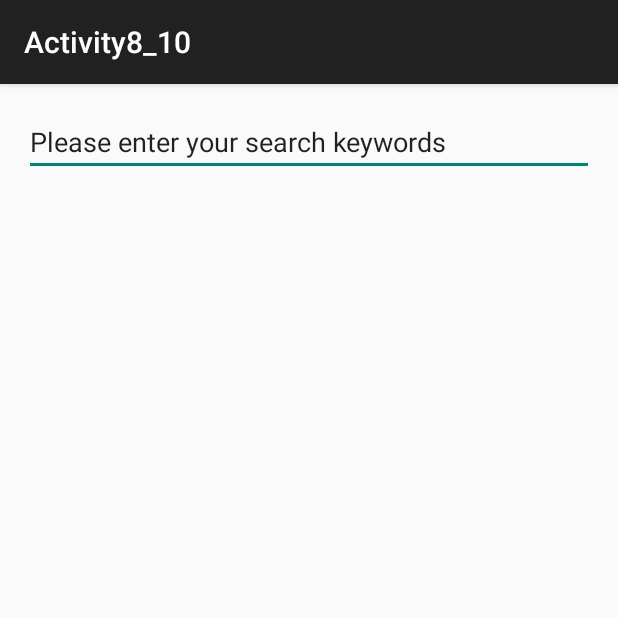
After one commit to wzyxidian/AndroidStudio2, an Android app: the Activity8_10 screen opened directly, with no data from a screen before it, on a phone screen of 412 x 824 dp, the top half of it. The commit adds this screen. Run offline under Robolectric (Android 15) with nearby library versions, the phone set to English and light mode, and no system bars.

Commit message:
android学习第一篇

```diff
--- a/app/build.gradle
+++ b/app/build.gradle
@@ -18,7 +18,9 @@ android {
         }
     }
     sourceSets {
-        main { res.srcDirs = ['src/main/res', 'src/main/res/layout-land', 'app/res/layout-land'] }
+        main {
+            res.srcDirs = ['src/main/res', 'src/main/res/layout-land', 'app/res/layout-land', 'src/main/res/valuse_zh_rTW', 'src/main/res/valuse_zh_CW']
+        }
     }
 }
 
--- /dev/null
+++ b/app/src/main/java/com/example/administrator/androidstudio2/Activity8_10.java
@@ -0,0 +1,37 @@
+package com.example.administrator.androidstudio2;
+
+import android.os.Bundle;
+import android.support.v7.app.ActionBarActivity;
+import android.view.ContextMenu;
+import android.view.MenuInflater;
+import android.view.MenuItem;
+import android.view.View;
+import android.widget.EditText;
+import android.widget.Toast;
+
+
+public class Activity8_10 extends ActionBarActivity {
+    private EditText editText0;
+
+    @Override
+    protected void onCreate(Bundle savedInstanceState) {
+        super.onCreate(savedInstanceState);
+        setContentView(R.layout.activity_activity8_10);
+        editText0 = (EditText) findViewById(R.id.editText0);
+        registerForContextMenu(editText0);
+    }
+
+
+    @Override
+    public boolean onContextItemSelected(MenuItem item) {
+        Toast.makeText(this,item.getItemId(),Toast.LENGTH_SHORT).show();
+        return true;
+    }
+
+    @Override
+    public void onCreateContextMenu(ContextMenu menu, View v, ContextMenu.ContextMenuInfo menuInfo) {
+        MenuInflater menuInflater = new MenuInflater(this);
+        menuInflater.inflate(R.menu.contextmenu1,menu);
+
+    }
+}
--- /dev/null
+++ b/app/src/main/res/layout/activity_activity8_10.xml
@@ -0,0 +1,18 @@
+<LinearLayout xmlns:android="http://schemas.android.com/apk/res/android"
+    xmlns:tools="http://schemas.android.com/tools"
+    android:layout_width="match_parent"
+    android:layout_height="match_parent"
+    android:paddingLeft="@dimen/activity_horizontal_margin"
+    android:paddingRight="@dimen/activity_horizontal_margin"
+    android:paddingTop="@dimen/activity_vertical_margin"
+    android:paddingBottom="@dimen/activity_vertical_margin"
+    tools:context="com.example.administrator.androidstudio2.Activity8_10">
+
+    <EditText
+        android:layout_width="match_parent"
+        android:layout_height="wrap_content"
+        android:id="@+id/editText0"
+        android:text="@string/edittext"/>
+
+
+</LinearLayout>
--- /dev/null
+++ b/app/src/main/res/menu/contextmenu1.xml
@@ -0,0 +1,6 @@
+<?xml version="1.0" encoding="utf-8"?>
+<menu xmlns:android="http://schemas.android.com/apk/res/android">
+      <item android:id="@+id/item1" android:title="@string/itemTitle1" android:alphabeticShortcut="c"></item>
+      <item android:id="@+id/item2" android:title="@string/itemTitle2" android:alphabeticShortcut="x"></item>
+      <item android:id="@+id/item3" android:title="@string/itemTitle3" android:alphabeticShortcut="v"></item>
+</menu>
--- a/app/src/main/res/values/strings.xml
+++ b/app/src/main/res/values/strings.xml
@@ -49,4 +49,12 @@
     <string name="title_activity_activity5_7">Activity5_7</string>
     <string name="title_activity_activity_chaper7_4">ActivityChaper7_4</string>
     <string name="title_activity_activity8_6">Activity8_6</string>
+    <string name="title_activity_activity89">Activity89</string>
+    <string name="title_activity_activity8_10">Activity8_10</string>
+    <string name="edittext">Please enter your search keywords</string>
+    <string name="itemTitle1">Copy</string>
+    <string name="itemTitle2">Cut</string>
+    <string name="itemTitle3">Paste</string>
+    <string name="title_activity_activity9_1">Activity9_1</string>
+
 </resources>
--- a/app/src/main/res/values/styles.xml
+++ b/app/src/main/res/values/styles.xml
@@ -4,5 +4,8 @@
     <style name="AppTheme" parent="Theme.AppCompat.Light.DarkActionBar">
         <!-- Customize your theme here. -->
     </style>
-
+     <style name="Theme.Translucent" parent="android:style/Theme.Translucent">
+             <item name="android:alpha">0.95</item>
+            <item name="android:windowNoTitle">true</item>
+     </style>
 </resources>
```
Also changed, not shown: app/src/main/AndroidManifest.xml (+13 -0 lines), app/src/main/java/com/example/administrator/androidstudio2/Activity89.java (added, +19 -0 lines), app/src/main/java/com/example/administrator/androidstudio2/Activity9_1.java (added, +38 -0 lines), app/src/main/java/com/example/administrator/androidstudio2/IndexActivity.java (+7 -0 lines), app/src/main/res/layout/activity_activity89.xml (added, +32 -0 lines), app/src/main/res/layout/activity_activity9_1.xml (added, +12 -0 lines), app/src/main/res/layout/activity_index.xml (+9 -0 lines), app/src/main/res/menu/menu_activity89.xml (added, +7 -0 lines), app/src/main/res/menu/menu_activity8_10.xml (added, +7 -0 lines), app/src/main/res/menu/menu_activity9_1.xml (added, +7 -0 lines), 1 other file.
